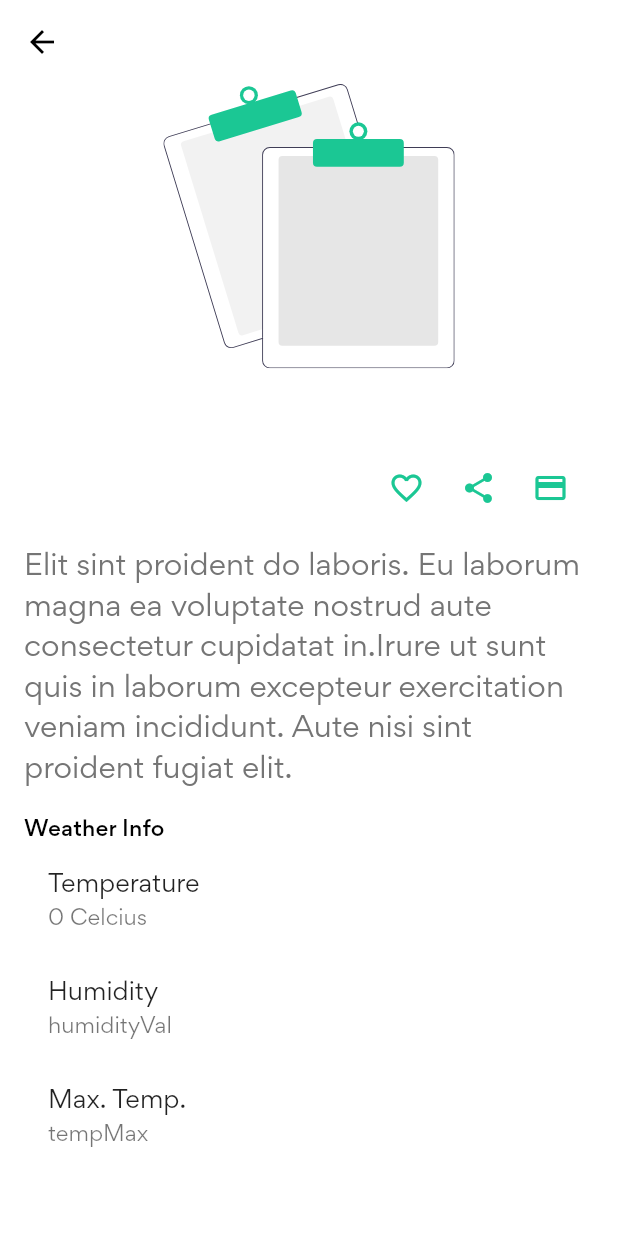
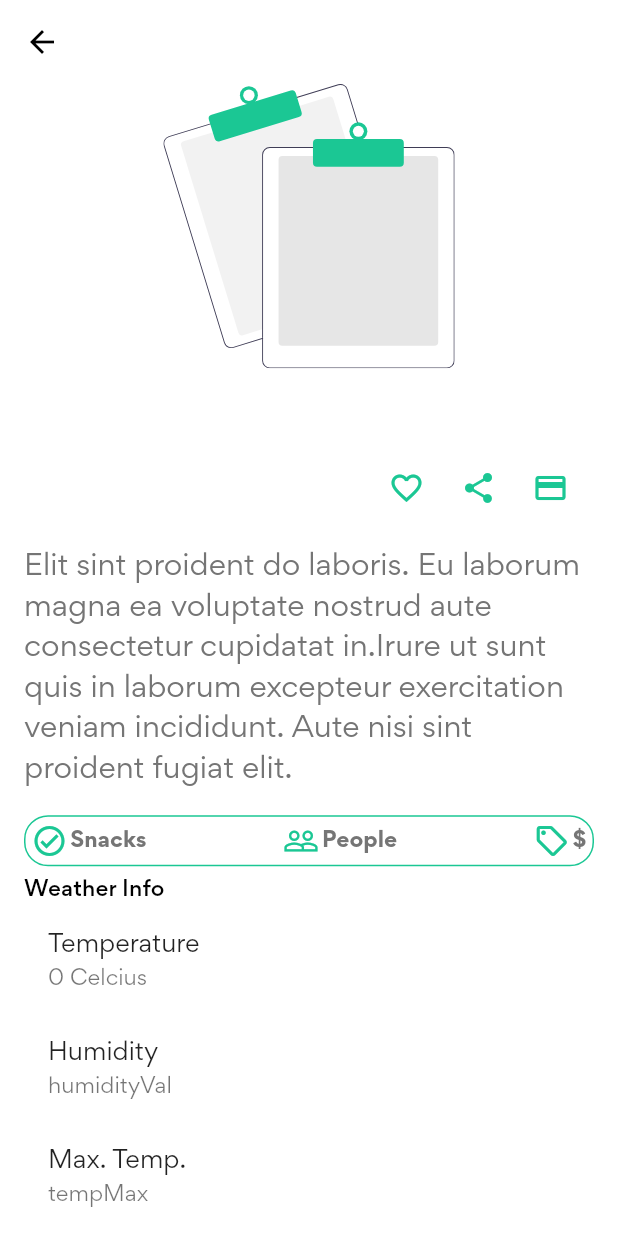
Before and after one commit to izamha/TourAround-1, a Flutter app: the PackageDetails screen opened directly with empty values, on a phone screen of 412 x 824 dp. Run offline on Flutter 3.47's test engine with Material 2 defaults, Android fonts, the light colour scheme and no system bars; our stand-ins replace cloud_firestore, date_field, firebase_auth, firebase_core, firebase_storage, flutter_svg and 11 more; missing offline and left inert: flutter_facebook_auth, flutter_google_places, flutter_polyline_points, flutter_stripe, google_api_headers, google_maps_webservice and 1 more; accounts and stored records are empty.

Commit message:
Further Package Descriptions

```diff
--- a/lib/models/package.dart
+++ b/lib/models/package.dart
@@ -8,6 +8,7 @@ class Package {
   DateTime? createdAt;
   final String? postedBy;
   String? referenceId;
+  int? visitors;
 
   static int _idCounter = 0;
   static final DateTime _toDay = DateTime.now();
@@ -20,6 +21,7 @@ class Package {
     this.createdAt,
     this.postedBy,
     this.referenceId,
+    this.visitors = 1,
   }) {
     _idCounter++;
     packageId = _idCounter;
@@ -40,6 +42,7 @@ class Package {
       packagePrice: map['packagePrice'],
       desc: map['packageDesc'],
       postedBy: map['postedBy'],
+      visitors: map['visitors'],
       // createdAt: map['createdAt'],
     );
   }
@@ -50,6 +53,7 @@ class Package {
         "packagePrice": packagePrice,
         "packageDesc": desc,
         "postedBy": postedBy,
+        "visitors": visitors,
       };
 
   static Package fromJson(Map<String, dynamic> json) => Package(
@@ -57,6 +61,7 @@ class Package {
         packagePrice: json['packagePrice'],
         desc: json['packageDesc'],
         postedBy: json['postedBy'],
+        visitors: json['visitors'],
         // createdAt: (json['createdAt'] as Timestamp).toDate(),
       );
 }
--- a/lib/screens/place/packages/details/package_detail.dart
+++ b/lib/screens/place/packages/details/package_detail.dart
@@ -170,6 +170,25 @@ class _PackageDetailsState extends State<PackageDetails> {
                         textAlign: TextAlign.left,
                       ),
                     ),
+                    Container(
+                      padding: const EdgeInsets.all(4.0),
+                      decoration: BoxDecoration(
+                          border: Border.all(
+                            color: tPrimaryColor,
+                          ),
+                          borderRadius: BorderRadius.circular(16.0)),
+                      child: Row(
+                        mainAxisAlignment: MainAxisAlignment.spaceBetween,
+                        children: [
+                          _buildSnacksDesc(),
+                          _buildPeopleDesc(),
+                          _buildPriceDesc(),
+                        ],
+                      ),
+                    ),
+                    const SizedBox(
+                      height: 6.0,
+                    ),
                     Text(
                       "Weather Info",
                       style: Theme.of(context).textTheme.titleSmall,
@@ -198,4 +217,65 @@ class _PackageDetailsState extends State<PackageDetails> {
       )),
     );
   }
+
+  Row _buildSnacksDesc() {
+    return Row(
+      children: const [
+        Icon(
+          Icons.check_circle_outline_outlined,
+          color: tPrimaryColor,
+        ),
+        SizedBox(
+          width: 2.0,
+        ),
+        Text(
+          "Snacks",
+          style: TextStyle(
+            fontWeight: FontWeight.bold,
+          ),
+        ),
+      ],
+    );
+  }
+
+  Row _buildPeopleDesc() {
+    return Row(
+      mainAxisAlignment: MainAxisAlignment.spaceBetween,
+      children: const [
+        Icon(
+          Icons.people_outline,
+          color: tPrimaryColor,
+        ),
+        SizedBox(
+          width: 2.0,
+        ),
+        Text(
+          "People",
+          style: TextStyle(
+            fontWeight: FontWeight.bold,
+          ),
+        ),
+      ],
+    );
+  }
+
+  Widget _buildPriceDesc() {
+    return Row(
+      children: [
+        const Icon(
+          Icons.sell_outlined,
+          color: tPrimaryColor,
+        ),
+        const SizedBox(
+          width: 2.0,
+        ),
+        Text(
+          "\$${widget.package.packagePrice}",
+          style: const TextStyle(
+            fontWeight: FontWeight.bold,
+          ),
+        ),
+      ],
+    );
+  }
 }
```
